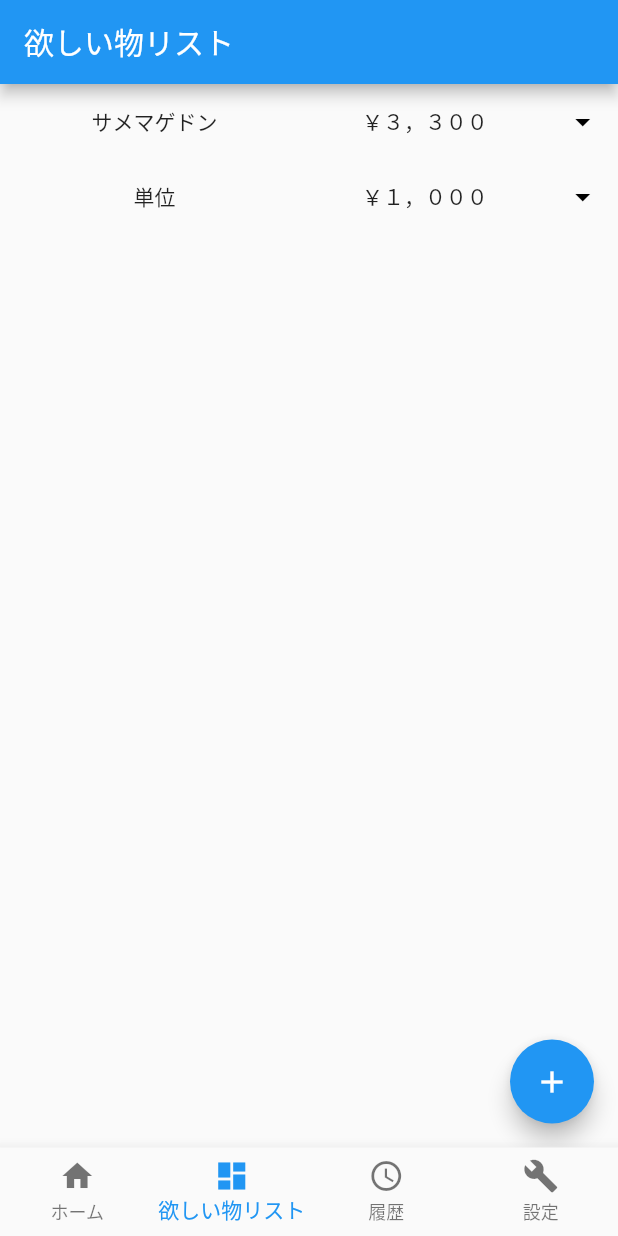
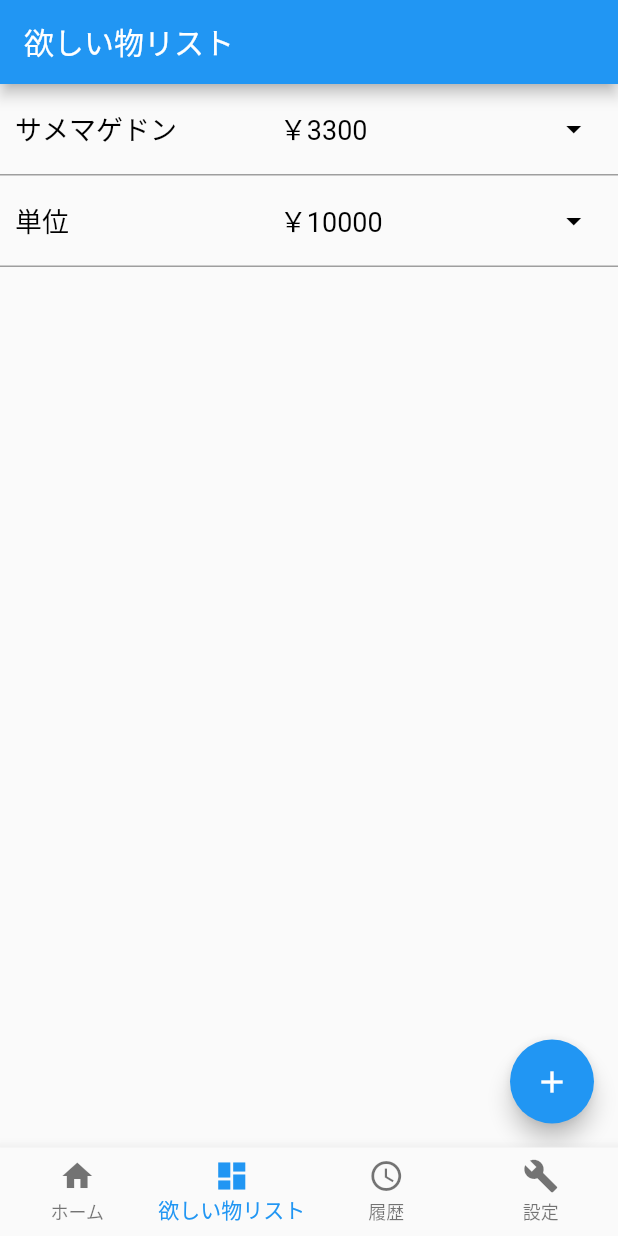
Before and after one commit to TeamSaifu/Saifu_Flutter, a Flutter app: the screen it shows after launch, item 2 of the bottom bar chosen, on a phone screen of 412 x 824 dp. Run offline on Flutter 3.47's test engine with Material 2 defaults, Android fonts, the phone set to English and light mode, and no system bars.

Commit message:
欲しい物リストのレイアウト変更及びリスト追加画面と連結

```diff
--- a/lib/wish_list.dart
+++ b/lib/wish_list.dart
@@ -1,4 +1,5 @@
 import 'package:flutter/material.dart';
+import 'package:saifu/wish_item_model.dart';
 
 class WishListPage extends StatefulWidget {
   WishListPage({Key key, this.title}) : super(key: key);
@@ -10,60 +11,58 @@ class WishListPage extends StatefulWidget {
 }
 
 class _WishListPageState extends State<WishListPage> {
-  // サンプル　State変数
-  int _sample_count = 0;
-
-  // サンプル　State変数を更新する関数
-  void _sample_method(int index) {
-    setState(() {
-      _sample_count += index;
-    });
-  }
+  // WishItemの一覧リスト変数を用意
+  List<WishItemModel> wishItemList = [
+    WishItemModel(item: 'サメマゲドン', price: '3300'),
+    WishItemModel(item: '単位', price: '10000'),
+  ];
 
   @override
   Widget build(BuildContext context) {
     return Scaffold(
-      body: Center(
-        child: Column(
-          crossAxisAlignment: CrossAxisAlignment.stretch,
-          children: [
-            // リスト内のアイテムWidgetを呼び出す
-            WishListItem(item: 'サメマゲドン', price: '３，３００'),
-            WishListItem(item: '単位', price: '１，０００'),
-          ],
-        ),
+      body: ListView.builder(
+        // リストの長さを計算
+        itemCount: wishItemList.length,
+        itemBuilder: (BuildContext context, int index) {
+          return _wishListItem(index);
+        },
       ),
       floatingActionButton: FloatingActionButton(
         child: Icon(Icons.add),
-        onPressed: () {
-          // ボタンの処理
+        onPressed: () async {
+          // resultにAddWishItemページの入力値が返ってくる
+          final result = await Navigator.of(context).pushNamed('/add');
+          if (result != null) {
+            setState(() {
+              wishItemList.add(result);
+            });
+          }
         },
       ),
     );
   }
-}
 
   // 欲しい物リストのアイテム
-class WishListItem extends StatelessWidget {
-  // item : 欲しいアイテム
-  // price : 値段
-  final String item;
-  final String price;
-
-  WishListItem({@required this.item, @required this.price});
-
-  @override
-  Widget build(BuildContext context) {
-    return Row(
+  Widget _wishListItem(index) {
+    return Container(
+      // Itemのボーダー線
+      decoration: new BoxDecoration(
+          border: new Border(bottom: BorderSide(width: 1.0, color: Colors.grey))
+      ),
+      child: Row(
         children: [
           Expanded(
-          flex: 4,
+            flex: 3,
             child: Container(
               // 要素の幅を確認するための背景色
               // color: Colors.blue,
-            height: 50,
-            child:Center(
-              child: Text(item),
+              margin: EdgeInsets.all(10.0),
+              child:Text(
+                wishItemList[index].item,
+                style: TextStyle(
+                    color:Colors.black,
+                    fontSize: 18.0
+                ),
               ),
             ),
           ),
@@ -72,17 +71,22 @@ class WishListItem extends StatelessWidget {
             child: Container(
               // 要素の幅を確認するための背景色
               // color: Colors.red,
-            height: 50,
-            child:Center(
-              child: Text('￥' + price),
+              margin: EdgeInsets.all(10.0),
+              child:Text(
+                '￥' + wishItemList[index].price,
+                style: TextStyle(
+                    color:Colors.black,
+                    fontSize: 18.0
+                ),
               ),
             ),
           ),
           Expanded(
             flex: 1,
+            child: Container(
               child: SizedBox(
                 // SizedBoxでボタンのサイズを指定
-            height: 50,
+                height: 60,
                 child: ElevatedButton(
                   style: ElevatedButton.styleFrom(
                     // ボタンの背景色を透明化
@@ -96,7 +100,9 @@ class WishListItem extends StatelessWidget {
                 ),
               ),
             ),
+          ),
         ],
+      ),
     );
   }
 }
```
Lines whose indentation alone changed are shown as unchanged.
